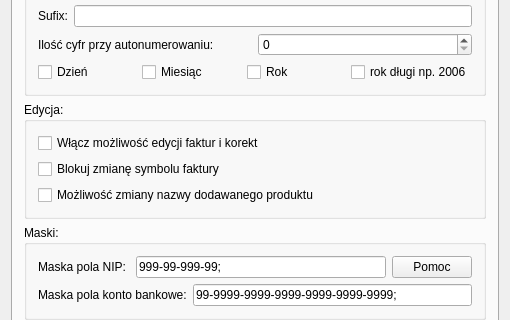
Qt form Ustawienia.ui (juliagoda/qfaktury) before a commit; both pictures show x 0 to 510 and y 102 to 422 of the 510 by 600 pixel window.
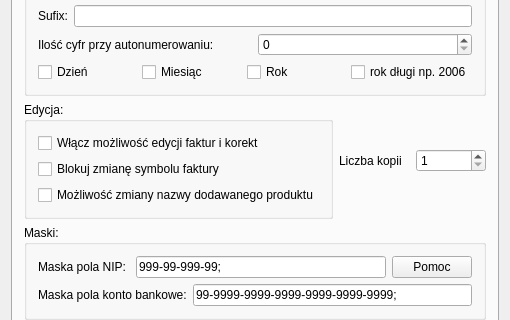
The same form after that commit. The open tabs and pages were chosen to show the change.

Patch:
```diff
--- a/Ustawienia.ui
+++ b/Ustawienia.ui
@@ -144,8 +144,8 @@
       <attribute name="title" >
        <string>Faktury</string>
       </attribute>
-      <layout class="QVBoxLayout" name="verticalLayout_6" >
-       <item>
+      <layout class="QGridLayout" name="gridLayout_16" >
+       <item row="0" column="0" >
         <widget class="QGroupBox" name="groupBox1" >
          <property name="title" >
           <string>Numeracja: </string>
@@ -237,6 +237,8 @@
          </layout>
         </widget>
        </item>
+       <item row="1" column="0" >
+        <layout class="QHBoxLayout" name="horizontalLayout_13" >
        <item>
         <widget class="QGroupBox" name="groupBox_3" >
          <property name="title" >
@@ -272,6 +274,32 @@
         </widget>
        </item>
        <item>
+          <layout class="QHBoxLayout" name="horizontalLayout_10" >
+           <item>
+            <widget class="QLabel" name="labelNumCopies" >
+             <property name="text" >
+              <string>Liczba kopii</string>
+             </property>
+             <property name="wordWrap" >
+              <bool>false</bool>
+             </property>
+            </widget>
+           </item>
+           <item>
+            <widget class="QSpinBox" name="spbNumCopies" >
+             <property name="minimum" >
+              <number>1</number>
+             </property>
+             <property name="maximum" >
+              <number>6</number>
+             </property>
+            </widget>
+           </item>
+          </layout>
+         </item>
+        </layout>
+       </item>
+       <item row="2" column="0" >
         <widget class="QGroupBox" name="groupBox_4" >
          <property name="title" >
           <string>Maski: </string>
@@ -433,7 +461,7 @@
          </layout>
         </widget>
        </item>
-       <item>
+       <item row="3" column="0" >
         <layout class="QHBoxLayout" name="horizontalLayout_7" >
          <item>
           <layout class="QVBoxLayout" name="verticalLayout_2" >
@@ -497,8 +525,8 @@
            <rect>
             <x>0</x>
             <y>0</y>
-            <width>454</width>
-            <height>354</height>
+            <width>470</width>
+            <height>366</height>
            </rect>
           </property>
           <attribute name="label" >
@@ -665,8 +693,8 @@
            <rect>
             <x>0</x>
             <y>0</y>
-            <width>301</width>
-            <height>182</height>
+            <width>256</width>
+            <height>172</height>
            </rect>
           </property>
           <attribute name="label" >
@@ -809,8 +837,8 @@
            <rect>
             <x>0</x>
             <y>0</y>
-            <width>315</width>
-            <height>167</height>
+            <width>267</width>
+            <height>131</height>
            </rect>
           </property>
           <attribute name="label" >
@@ -931,8 +959,8 @@
            <rect>
             <x>0</x>
             <y>0</y>
-            <width>286</width>
-            <height>167</height>
+            <width>245</width>
+            <height>131</height>
            </rect>
           </property>
           <attribute name="label" >
@@ -1061,8 +1089,8 @@
            <rect>
             <x>0</x>
             <y>0</y>
-            <width>292</width>
-            <height>167</height>
+            <width>248</width>
+            <height>131</height>
            </rect>
           </property>
           <attribute name="label" >
```
Lines whose indentation alone changed are shown as unchanged.
